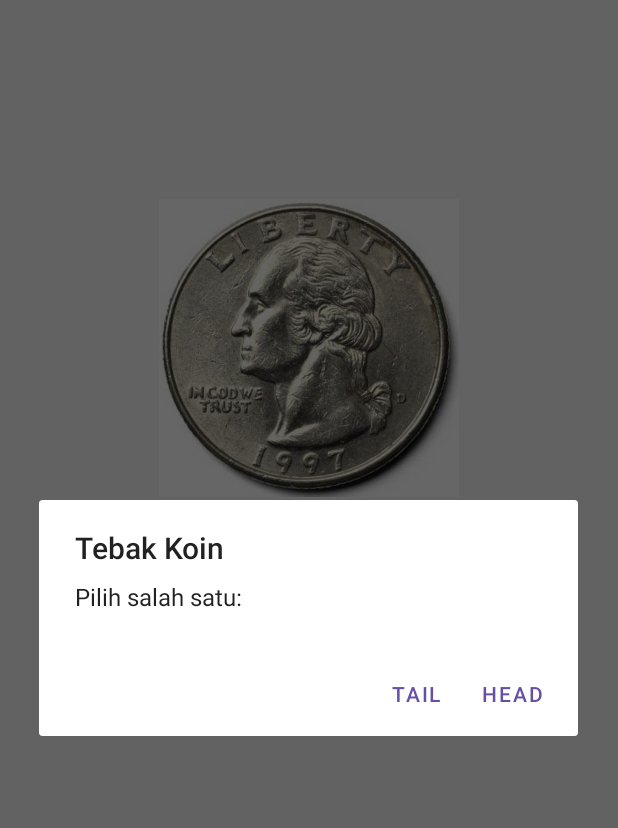
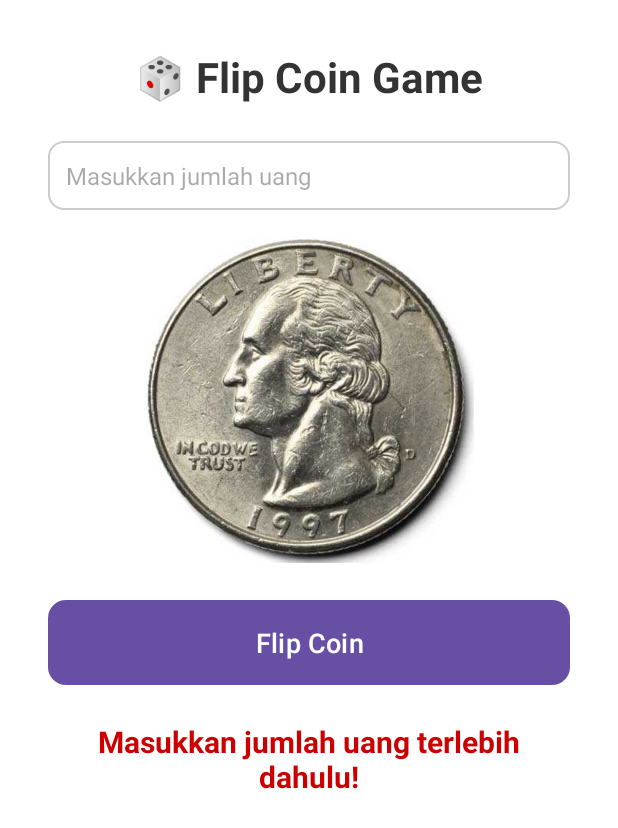
Before and after one commit to ariel-naviandana/UTP-PAM, an Android app: the CoinActivity screen opened directly, with no data from a screen before it, after a tap on "Flip Coin", on a phone screen of 412 x 824 dp. Shown: the top 828 px of the screen. Run offline under Robolectric (Android 15) with nearby library versions, the phone set to English and light mode, and no system bars.

Commit message:
add coin flip

```diff
--- a/app/src/main/java/com/example/hercules77/CoinActivity.java
+++ b/app/src/main/java/com/example/hercules77/CoinActivity.java
@@ -1,12 +1,13 @@
 package com.example.hercules77;
 
 import android.app.AlertDialog;
+import android.content.DialogInterface;
 import android.os.Bundle;
 import android.view.View;
 import android.widget.Button;
+import android.widget.EditText;
 import android.widget.ImageView;
 import android.widget.TextView;
-import android.widget.Toast;
 
 import androidx.appcompat.app.AppCompatActivity;
 import java.util.Random;
@@ -16,58 +17,93 @@ public class CoinActivity extends AppCompatActivity {
     ImageView coinImage;
     Button flipButton;
     TextView resultText;
+    EditText inputUang;
     Random random;
-
+    int jumlahUang;
+    String lastResult = "";
 
     @Override
     protected void onCreate(Bundle savedInstanceState) {
         super.onCreate(savedInstanceState);
         setContentView(R.layout.activity_coin);
 
-        resultText = findViewById(R.id.resultText);
         coinImage = findViewById(R.id.coinImage);
         flipButton = findViewById(R.id.flipButton);
+        resultText = findViewById(R.id.resultText);
+        inputUang = findViewById(R.id.inputUang);
         random = new Random();
 
         flipButton.setOnClickListener(new View.OnClickListener() {
             @Override
             public void onClick(View view) {
-                flipCoin();
+                String uangStr = inputUang.getText().toString();
+
+                if (uangStr.isEmpty()) {
+                    resultText.setText("Masukkan jumlah uang terlebih dahulu!");
+                    resultText.setTextColor(getResources().getColor(android.R.color.holo_red_dark));
+                    return;
+                }
+
+                jumlahUang = Integer.parseInt(uangStr);
+
+                if (jumlahUang < 10000) {
+                    resultText.setText("Minimal taruhan adalah 10.000!");
+                    resultText.setTextColor(getResources().getColor(android.R.color.holo_red_dark));
+                    return;
+                }
+
+                // Menampilkan pilihan HEAD / TAIL
+                AlertDialog.Builder builder = new AlertDialog.Builder(CoinActivity.this);
+                builder.setTitle("Pilih Tebakan");
+                builder.setItems(new CharSequence[]{"HEAD", "TAIL"}, new DialogInterface.OnClickListener() {
+                    @Override
+                    public void onClick(DialogInterface dialogInterface, int i) {
+                        String tebakan = (i == 0) ? "HEAD" : "TAIL";
+                        checkResult(tebakan);
+                        inputUang.setText(""); // kosongkan input setelah pilihan
+                    }
+                });
+                builder.show();
             }
         });
     }
 
-    private void flipCoin() {
-        showGuessDialog();
-    }
-
-    private void showGuessDialog() {
-        new AlertDialog.Builder(this)
-                .setTitle("Tebak Koin")
-                .setMessage("Pilih salah satu:")
-                .setPositiveButton("HEAD", (dialog, which) -> checkResult("HEAD"))
-                .setNegativeButton("TAIL", (dialog, which) -> checkResult("TAIL"))
-                .show();
-    }
-
     private void checkResult(String userGuess) {
-        int result = random.nextInt(2); // 0 = HEAD, 1 = TAIL
         String actualResult;
 
-        if (result == 0) {
-            actualResult = "HEAD";
+        // AUTO-KALAH jika uang lebih dari 300.000 → hasil dipaksa jadi kebalikan dari pilihan
+        if (jumlahUang > 3000000) {
+            actualResult = userGuess.equals("HEAD") ? "TAIL" : "HEAD";
+        } else {
+            // MANIPULASI PROBABILITAS BERDASARKAN HASIL SEBELUMNYA
+            double randomValue = Math.random();
+
+            if (lastResult.equals("WIN")) {
+                actualResult = (randomValue < 0.7) ? "HEAD" : "TAIL";
+            } else if (lastResult.equals("LOSE")) {
+                actualResult = (randomValue < 0.7) ? "TAIL" : "HEAD";
+            } else {
+                actualResult = (randomValue < 0.5) ? "HEAD" : "TAIL";
+            }
+        }
+
+        // Tampilkan gambar sesuai hasil
+        if (actualResult.equals("HEAD")) {
             coinImage.setImageResource(R.drawable.head);
         } else {
-            actualResult = "TAIL";
             coinImage.setImageResource(R.drawable.tail);
         }
 
+        // Tentukan menang atau kalah
         if (userGuess.equals(actualResult)) {
-            resultText.setText("Anda Menang! Hasil: " + actualResult);
+            int totalMenang = jumlahUang * 2;
+            resultText.setText("Anda Menang!\nHasil: " + actualResult + "\nUang Anda menjadi: " + totalMenang);
             resultText.setTextColor(getResources().getColor(android.R.color.holo_green_dark));
+            lastResult = "WIN";
         } else {
-            resultText.setText("Anda Kalah! Hasil: " + actualResult);
+            resultText.setText("Anda Kalah!\nHasil: " + actualResult + "\nUang Anda hangus 😢");
             resultText.setTextColor(getResources().getColor(android.R.color.holo_red_dark));
+            lastResult = "LOSE";
         }
     }
 }
--- /dev/null
+++ b/app/src/main/res/drawable/button_bg.xml
@@ -0,0 +1,10 @@
+<?xml version="1.0" encoding="utf-8"?>
+<shape xmlns:android="http://schemas.android.com/apk/res/android" android:shape="rectangle">
+    <solid android:color="#2196F3"/>
+    <corners android:radius="12dp"/>
+    <padding
+        android:left="10dp"
+        android:top="10dp"
+        android:right="10dp"
+        android:bottom="10dp"/>
+</shape>
--- /dev/null
+++ b/app/src/main/res/drawable/edittext_bg.xml
@@ -0,0 +1,7 @@
+<?xml version="1.0" encoding="utf-8"?>
+<shape xmlns:android="http://schemas.android.com/apk/res/android"
+    android:shape="rectangle">
+    <solid android:color="#ffffff" />
+    <stroke android:width="1dp" android:color="#cccccc" />
+    <corners android:radius="10dp" />
+</shape>
--- a/app/src/main/res/layout/activity_coin.xml
+++ b/app/src/main/res/layout/activity_coin.xml
@@ -1,40 +1,65 @@
 <?xml version="1.0" encoding="utf-8"?>
-<RelativeLayout xmlns:android="http://schemas.android.com/apk/res/android"
+<ScrollView xmlns:android="http://schemas.android.com/apk/res/android"
     android:layout_width="match_parent"
     android:layout_height="match_parent"
+    android:background="#FFFFFF">
+
+    <LinearLayout
+        android:layout_width="match_parent"
+        android:layout_height="wrap_content"
+        android:orientation="vertical"
         android:padding="32dp"
-    android:background="#f5f5f5">
+        android:gravity="center_horizontal">
+
+        <TextView
+            android:layout_width="wrap_content"
+            android:layout_height="wrap_content"
+            android:text="🎲 Flip Coin Game"
+            android:textSize="28sp"
+            android:textStyle="bold"
+            android:textColor="#333"
+            android:layout_marginBottom="24dp"/>
+
+        <EditText
+            android:id="@+id/inputUang"
+            android:layout_width="match_parent"
+            android:layout_height="wrap_content"
+            android:hint="Masukkan jumlah uang"
+            android:inputType="number"
+            android:background="@drawable/edittext_bg"
+            android:padding="12dp"
+            android:textSize="16sp"
+            android:layout_marginBottom="16dp" />
 
         <ImageView
             android:id="@+id/coinImage"
-        android:layout_width="200dp"
-        android:layout_height="200dp"
-        android:layout_centerHorizontal="true"
-        android:layout_marginTop="100dp"
-        android:src="@drawable/head" />
+            android:layout_width="220dp"
+            android:layout_height="220dp"
+            android:src="@drawable/head"
+            android:layout_marginBottom="24dp"
+            android:contentDescription="Gambar Koin" />
 
         <Button
             android:id="@+id/flipButton"
-        android:layout_width="wrap_content"
+            android:layout_width="match_parent"
             android:layout_height="wrap_content"
             android:text="Flip Coin"
-        android:layout_below="@id/coinImage"
-        android:layout_centerHorizontal="true"
-        android:layout_marginTop="50dp"
+            android:textAllCaps="false"
+            android:textColor="#fff"
+            android:backgroundTint="#2196F3"
+            android:textSize="18sp"
             android:padding="12dp"
-        android:background="#2196F3"
-        android:textColor="#ffffff"
-        android:textSize="18sp" />
+            android:layout_marginBottom="24dp"
+            android:background="@drawable/button_bg"/>
 
         <TextView
             android:id="@+id/resultText"
             android:layout_width="wrap_content"
             android:layout_height="wrap_content"
-        android:layout_below="@id/flipButton"
-        android:layout_centerHorizontal="true"
-        android:layout_marginTop="30dp"
             android:text=""
             android:textSize="20sp"
             android:textStyle="bold"
-        android:textColor="#000000"/>
-</RelativeLayout>
+            android:textColor="#000000"
+            android:textAlignment="center" />
+    </LinearLayout>
+</ScrollView>
```
Lines whose indentation alone changed are shown as unchanged.
